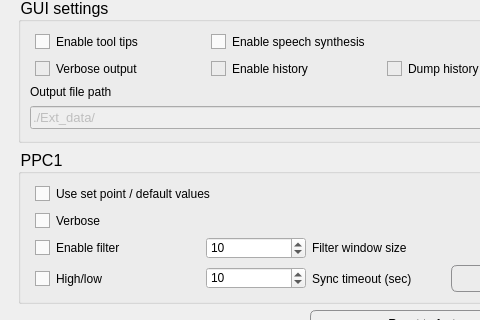
Qt form apps/BioZone6/forms/tools.ui (bellonemauro/BioZone6) before a commit; both pictures show x 0 to 480 and y 213 to 533 of the 614 by 735 pixel window.
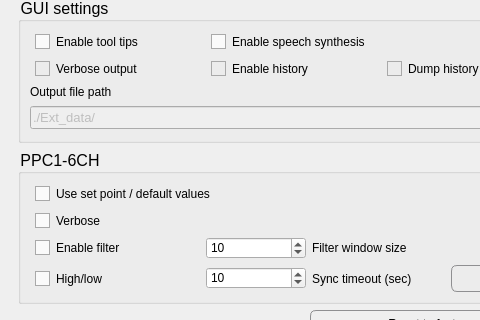
The same form after that commit. The open tabs and pages were chosen to show the change. Icons and pictures are not drawn.

Diff of the .ui file:
```diff
--- a/apps/BioZone6/forms/tools.ui
+++ b/apps/BioZone6/forms/tools.ui
@@ -662,7 +662,7 @@
            </font>
           </property>
           <property name="title">
-           <string>PPC1</string>
+           <string>PPC1-6CH</string>
           </property>
           <layout class="QGridLayout" name="gridLayout_7">
            <item row="3" column="0">
```
Left out of the diff: 6 changed lines with no effect on the pictures.
